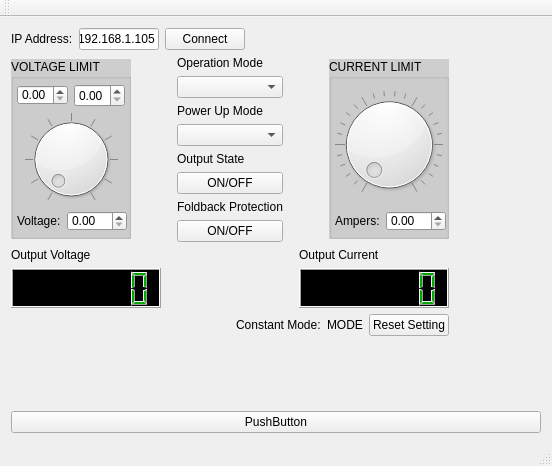
Old version of the form lambda_plugin/mainwindow.ui in the repository Melomanstd/lambda_ps.
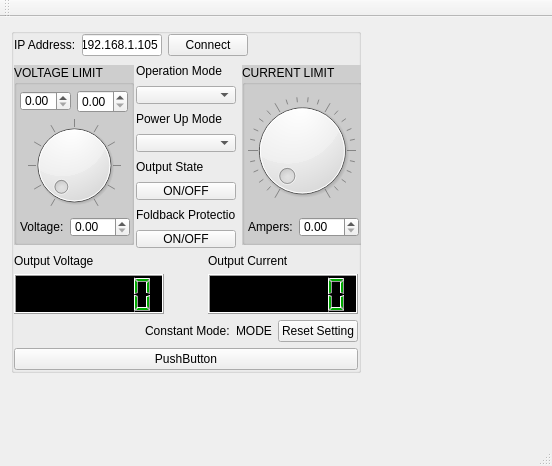
New version of the form. Custom widgets are drawn as their Qt base class.

Patch:
```diff
--- a/lambda_plugin/mainwindow.ui
+++ b/lambda_plugin/mainwindow.ui
@@ -14,7 +14,45 @@
    <string>MainWindow</string>
   </property>
   <widget class="QWidget" name="centralWidget">
+   <layout class="QHBoxLayout" name="horizontalLayout_9">
+    <item>
+     <layout class="QVBoxLayout" name="verticalLayout_12">
+      <item>
+       <widget class="QGroupBox" name="groupBox">
+        <property name="sizePolicy">
+         <sizepolicy hsizetype="Fixed" vsizetype="Preferred">
+          <horstretch>0</horstretch>
+          <verstretch>0</verstretch>
+         </sizepolicy>
+        </property>
+        <property name="minimumSize">
+         <size>
+          <width>350</width>
+          <height>0</height>
+         </size>
+        </property>
+        <property name="maximumSize">
+         <size>
+          <width>350</width>
+          <height>16777215</height>
+         </size>
+        </property>
+        <property name="title">
+         <string/>
+        </property>
    <layout class="QVBoxLayout" name="verticalLayout_11">
+         <property name="leftMargin">
+          <number>0</number>
+         </property>
+         <property name="topMargin">
+          <number>0</number>
+         </property>
+         <property name="rightMargin">
+          <number>0</number>
+         </property>
+         <property name="bottomMargin">
+          <number>0</number>
+         </property>
     <item>
      <layout class="QHBoxLayout" name="horizontalLayout_8">
       <property name="topMargin">
@@ -237,25 +275,30 @@
             </layout>
            </widget>
           </item>
-          <item>
-           <spacer name="horizontalSpacer_3">
-            <property name="orientation">
-             <enum>Qt::Horizontal</enum>
-            </property>
-            <property name="sizeHint" stdset="0">
-             <size>
-              <width>40</width>
-              <height>20</height>
-             </size>
-            </property>
-           </spacer>
-          </item>
           <item>
            <layout class="QVBoxLayout" name="verticalLayout_10">
             <item>
              <layout class="QVBoxLayout" name="verticalLayout_7">
               <item>
                <widget class="QLabel" name="label_5">
+                     <property name="sizePolicy">
+                      <sizepolicy hsizetype="Fixed" vsizetype="Preferred">
+                       <horstretch>0</horstretch>
+                       <verstretch>0</verstretch>
+                      </sizepolicy>
+                     </property>
+                     <property name="minimumSize">
+                      <size>
+                       <width>100</width>
+                       <height>18</height>
+                      </size>
+                     </property>
+                     <property name="maximumSize">
+                      <size>
+                       <width>100</width>
+                       <height>18</height>
+                      </size>
+                     </property>
                 <property name="text">
                  <string>Operation Mode</string>
                 </property>
@@ -263,6 +306,24 @@
               </item>
               <item>
                <widget class="QComboBox" name="oper_mode_combo">
+                     <property name="sizePolicy">
+                      <sizepolicy hsizetype="Fixed" vsizetype="Fixed">
+                       <horstretch>0</horstretch>
+                       <verstretch>0</verstretch>
+                      </sizepolicy>
+                     </property>
+                     <property name="minimumSize">
+                      <size>
+                       <width>100</width>
+                       <height>18</height>
+                      </size>
+                     </property>
+                     <property name="maximumSize">
+                      <size>
+                       <width>100</width>
+                       <height>18</height>
+                      </size>
+                     </property>
                 <property name="currentIndex">
                  <number>-1</number>
                 </property>
@@ -274,13 +335,50 @@
              <layout class="QVBoxLayout" name="verticalLayout_8">
               <item>
                <widget class="QLabel" name="label_6">
+                     <property name="sizePolicy">
+                      <sizepolicy hsizetype="Fixed" vsizetype="Preferred">
+                       <horstretch>0</horstretch>
+                       <verstretch>0</verstretch>
+                      </sizepolicy>
+                     </property>
+                     <property name="minimumSize">
+                      <size>
+                       <width>100</width>
+                       <height>18</height>
+                      </size>
+                     </property>
+                     <property name="maximumSize">
+                      <size>
+                       <width>100</width>
+                       <height>18</height>
+                      </size>
+                     </property>
                 <property name="text">
                  <string>Power Up Mode</string>
                 </property>
                </widget>
               </item>
               <item>
-               <widget class="QComboBox" name="power_up_combo"/>
+                    <widget class="QComboBox" name="power_up_combo">
+                     <property name="sizePolicy">
+                      <sizepolicy hsizetype="Fixed" vsizetype="Fixed">
+                       <horstretch>0</horstretch>
+                       <verstretch>0</verstretch>
+                      </sizepolicy>
+                     </property>
+                     <property name="minimumSize">
+                      <size>
+                       <width>100</width>
+                       <height>18</height>
+                      </size>
+                     </property>
+                     <property name="maximumSize">
+                      <size>
+                       <width>100</width>
+                       <height>18</height>
+                      </size>
+                     </property>
+                    </widget>
               </item>
              </layout>
             </item>
@@ -288,6 +386,24 @@
              <layout class="QVBoxLayout" name="verticalLayout_3">
               <item>
                <widget class="QLabel" name="label">
+                     <property name="sizePolicy">
+                      <sizepolicy hsizetype="Fixed" vsizetype="Preferred">
+                       <horstretch>0</horstretch>
+                       <verstretch>0</verstretch>
+                      </sizepolicy>
+                     </property>
+                     <property name="minimumSize">
+                      <size>
+                       <width>100</width>
+                       <height>18</height>
+                      </size>
+                     </property>
+                     <property name="maximumSize">
+                      <size>
+                       <width>100</width>
+                       <height>18</height>
+                      </size>
+                     </property>
                 <property name="text">
                  <string>Output State</string>
                 </property>
@@ -295,6 +411,24 @@
               </item>
               <item>
                <widget class="QPushButton" name="outputStateBtn">
+                     <property name="sizePolicy">
+                      <sizepolicy hsizetype="Fixed" vsizetype="Fixed">
+                       <horstretch>0</horstretch>
+                       <verstretch>0</verstretch>
+                      </sizepolicy>
+                     </property>
+                     <property name="minimumSize">
+                      <size>
+                       <width>100</width>
+                       <height>18</height>
+                      </size>
+                     </property>
+                     <property name="maximumSize">
+                      <size>
+                       <width>100</width>
+                       <height>18</height>
+                      </size>
+                     </property>
                 <property name="text">
                  <string>ON/OFF</string>
                 </property>
@@ -309,6 +443,24 @@
              <layout class="QVBoxLayout" name="verticalLayout_9">
               <item>
                <widget class="QLabel" name="label_7">
+                     <property name="sizePolicy">
+                      <sizepolicy hsizetype="Fixed" vsizetype="Preferred">
+                       <horstretch>0</horstretch>
+                       <verstretch>0</verstretch>
+                      </sizepolicy>
+                     </property>
+                     <property name="minimumSize">
+                      <size>
+                       <width>100</width>
+                       <height>18</height>
+                      </size>
+                     </property>
+                     <property name="maximumSize">
+                      <size>
+                       <width>100</width>
+                       <height>18</height>
+                      </size>
+                     </property>
                 <property name="text">
                  <string>Foldback Protection</string>
                 </property>
@@ -316,6 +468,24 @@
               </item>
               <item>
                <widget class="QPushButton" name="foldback_btn">
+                     <property name="sizePolicy">
+                      <sizepolicy hsizetype="Fixed" vsizetype="Fixed">
+                       <horstretch>0</horstretch>
+                       <verstretch>0</verstretch>
+                      </sizepolicy>
+                     </property>
+                     <property name="minimumSize">
+                      <size>
+                       <width>100</width>
+                       <height>18</height>
+                      </size>
+                     </property>
+                     <property name="maximumSize">
+                      <size>
+                       <width>100</width>
+                       <height>18</height>
+                      </size>
+                     </property>
                 <property name="text">
                  <string>ON/OFF</string>
                 </property>
@@ -328,19 +498,6 @@
             </item>
            </layout>
           </item>
-          <item>
-           <spacer name="horizontalSpacer_4">
-            <property name="orientation">
-             <enum>Qt::Horizontal</enum>
-            </property>
-            <property name="sizeHint" stdset="0">
-             <size>
-              <width>40</width>
-              <height>20</height>
-             </size>
-            </property>
-           </spacer>
-          </item>
           <item>
            <widget class="QGroupBox" name="curr_box">
             <property name="minimumSize">
@@ -866,20 +1023,17 @@
         </item>
        </layout>
       </item>
+          </layout>
+         </item>
       <item>
-       <spacer name="horizontalSpacer_5">
-        <property name="orientation">
-         <enum>Qt::Horizontal</enum>
-        </property>
-        <property name="sizeHint" stdset="0">
-         <size>
-          <width>40</width>
-          <height>20</height>
-         </size>
-        </property>
-       </spacer>
-      </item>
-     </layout>
+          <widget class="QPushButton" name="pushButton">
+           <property name="text">
+            <string>PushButton</string>
+           </property>
+          </widget>
+         </item>
+        </layout>
+       </widget>
     </item>
     <item>
      <spacer name="verticalSpacer">
@@ -894,12 +1048,20 @@
       </property>
      </spacer>
     </item>
+     </layout>
+    </item>
     <item>
-     <widget class="QPushButton" name="pushButton">
-      <property name="text">
-       <string>PushButton</string>
+     <spacer name="horizontalSpacer_3">
+      <property name="orientation">
+       <enum>Qt::Horizontal</enum>
       </property>
-     </widget>
+      <property name="sizeHint" stdset="0">
+       <size>
+        <width>173</width>
+        <height>20</height>
+       </size>
+      </property>
+     </spacer>
     </item>
    </layout>
   </widget>
```
Lines whose indentation alone changed are shown as unchanged.
